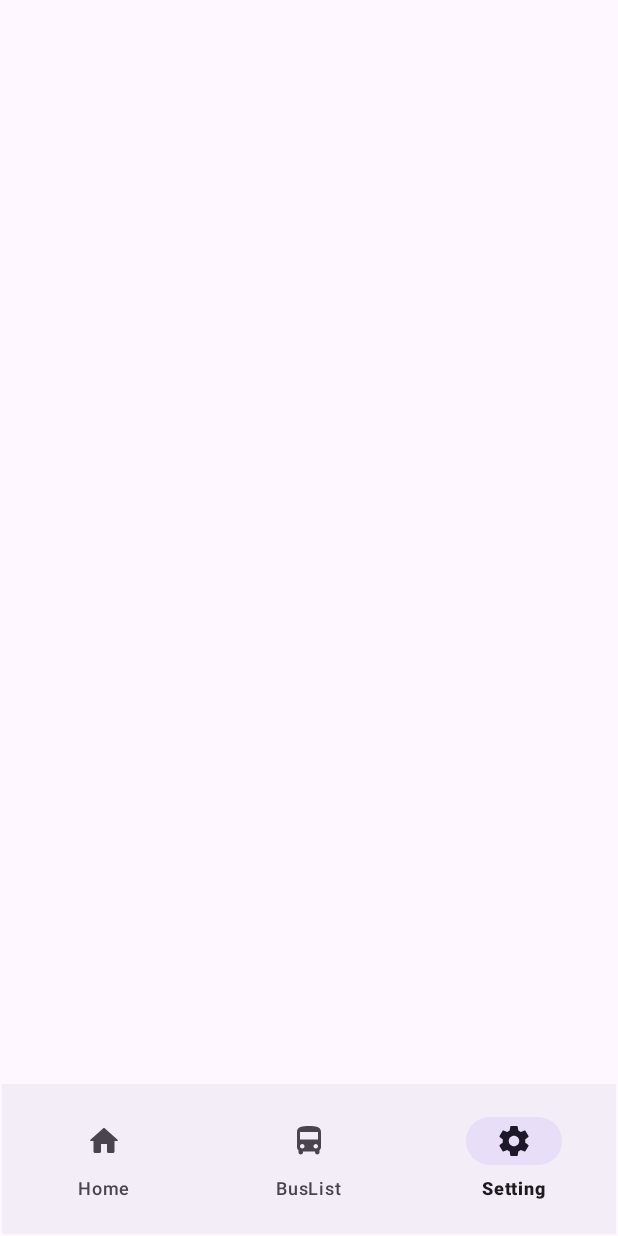
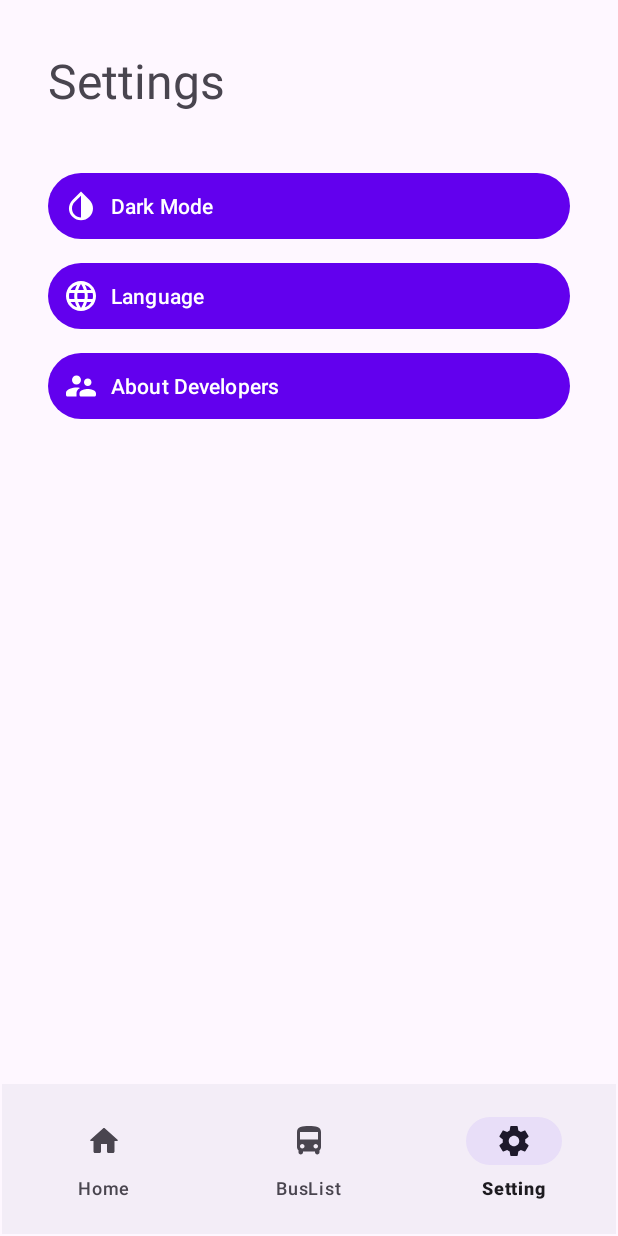
Before and after one commit to DDR13GIT/BusRouteBD, an Android app: the screen it shows after launch (MainActivity), item 3 of the bottom bar chosen, on a phone screen of 412 x 824 dp. Run offline under Robolectric (Android 15) with nearby library versions, the phone set to English and light mode, and no system bars.

Commit message:
settingsPage items added

```diff
--- /dev/null
+++ b/app/src/main/res/drawable/ic_baseline_invert_colors_24.xml
@@ -0,0 +1,10 @@
+<vector xmlns:android="http://schemas.android.com/apk/res/android"
+    android:width="24dp"
+    android:height="24dp"
+    android:viewportWidth="24"
+    android:viewportHeight="24"
+    android:tint="?attr/colorControlNormal">
+  <path
+      android:fillColor="@android:color/white"
+      android:pathData="M17.66,7.93L12,2.27 6.34,7.93c-3.12,3.12 -3.12,8.19 0,11.31C7.9,20.8 9.95,21.58 12,21.58c2.05,0 4.1,-0.78 5.66,-2.34 3.12,-3.12 3.12,-8.19 0,-11.31zM12,19.59c-1.6,0 -3.11,-0.62 -4.24,-1.76C6.62,16.69 6,15.19 6,13.59s0.62,-3.11 1.76,-4.24L12,5.1v14.49z"/>
+</vector>
--- /dev/null
+++ b/app/src/main/res/drawable/ic_round_language_24.xml
@@ -0,0 +1,10 @@
+<vector xmlns:android="http://schemas.android.com/apk/res/android"
+    android:width="24dp"
+    android:height="24dp"
+    android:viewportWidth="24"
+    android:viewportHeight="24"
+    android:tint="?attr/colorControlNormal">
+  <path
+      android:fillColor="@android:color/white"
+      android:pathData="M11.99,2C6.47,2 2,6.48 2,12s4.47,10 9.99,10C17.52,22 22,17.52 22,12S17.52,2 11.99,2zM18.92,8h-2.95c-0.32,-1.25 -0.78,-2.45 -1.38,-3.56 1.84,0.63 3.37,1.91 4.33,3.56zM12,4.04c0.83,1.2 1.48,2.53 1.91,3.96h-3.82c0.43,-1.43 1.08,-2.76 1.91,-3.96zM4.26,14C4.1,13.36 4,12.69 4,12s0.1,-1.36 0.26,-2h3.38c-0.08,0.66 -0.14,1.32 -0.14,2s0.06,1.34 0.14,2L4.26,14zM5.08,16h2.95c0.32,1.25 0.78,2.45 1.38,3.56 -1.84,-0.63 -3.37,-1.9 -4.33,-3.56zM8.03,8L5.08,8c0.96,-1.66 2.49,-2.93 4.33,-3.56C8.81,5.55 8.35,6.75 8.03,8zM12,19.96c-0.83,-1.2 -1.48,-2.53 -1.91,-3.96h3.82c-0.43,1.43 -1.08,2.76 -1.91,3.96zM14.34,14L9.66,14c-0.09,-0.66 -0.16,-1.32 -0.16,-2s0.07,-1.35 0.16,-2h4.68c0.09,0.65 0.16,1.32 0.16,2s-0.07,1.34 -0.16,2zM14.59,19.56c0.6,-1.11 1.06,-2.31 1.38,-3.56h2.95c-0.96,1.65 -2.49,2.93 -4.33,3.56zM16.36,14c0.08,-0.66 0.14,-1.32 0.14,-2s-0.06,-1.34 -0.14,-2h3.38c0.16,0.64 0.26,1.31 0.26,2s-0.1,1.36 -0.26,2h-3.38z"/>
+</vector>
--- /dev/null
+++ b/app/src/main/res/drawable/ic_round_supervisor_account_24.xml
@@ -0,0 +1,10 @@
+<vector xmlns:android="http://schemas.android.com/apk/res/android"
+    android:width="24dp"
+    android:height="24dp"
+    android:viewportWidth="24"
+    android:viewportHeight="24"
+    android:tint="?attr/colorControlNormal">
+  <path
+      android:fillColor="@android:color/white"
+      android:pathData="M16.5,12c1.38,0 2.49,-1.12 2.49,-2.5S17.88,7 16.5,7 14,8.12 14,9.5s1.12,2.5 2.5,2.5zM9,11c1.66,0 2.99,-1.34 2.99,-3S10.66,5 9,5 6,6.34 6,8s1.34,3 3,3zM16.5,14c-1.83,0 -5.5,0.92 -5.5,2.75L11,18c0,0.55 0.45,1 1,1h9c0.55,0 1,-0.45 1,-1v-1.25c0,-1.83 -3.67,-2.75 -5.5,-2.75zM9,13c-2.33,0 -7,1.17 -7,3.5L2,18c0,0.55 0.45,1 1,1h6v-2.25c0,-0.85 0.33,-2.34 2.37,-3.47C10.5,13.1 9.66,13 9,13z"/>
+</vector>
--- a/app/src/main/res/layout/buslist_fragment.xml
+++ b/app/src/main/res/layout/buslist_fragment.xml
@@ -6,14 +6,13 @@
     android:layout_height="match_parent">
 
     <TextView
-        android:id="@+id/textView2"
+        android:id="@+id/textView3"
         android:layout_width="wrap_content"
         android:layout_height="wrap_content"
-        android:layout_marginStart="79dp"
-        android:layout_marginTop="157dp"
-        android:layout_marginEnd="290dp"
-        android:text="buslist"
-        app:layout_constraintEnd_toEndOf="parent"
+        android:layout_marginStart="32dp"
+        android:layout_marginTop="32dp"
+        android:text="Bus List"
+        android:textSize="32sp"
         app:layout_constraintStart_toStartOf="parent"
         app:layout_constraintTop_toTopOf="parent" />
 </androidx.constraintlayout.widget.ConstraintLayout>
--- a/app/src/main/res/layout/search_result_cardview.xml
+++ b/app/src/main/res/layout/search_result_cardview.xml
@@ -18,7 +18,8 @@
 
         <androidx.constraintlayout.widget.ConstraintLayout
             android:layout_width="match_parent"
-            android:layout_height="match_parent">
+            android:layout_height="match_parent"
+            android:background="#d3e8d3">
 
             <TextView
                 android:id="@+id/busName_TextView"
@@ -75,6 +76,7 @@
                 android:layout_marginTop="12dp"
                 android:layout_marginEnd="40dp"
                 android:text="Details"
+                android:backgroundTint="#026D37"
                 app:layout_constraintEnd_toEndOf="parent"
                 app:layout_constraintTop_toBottomOf="@+id/stopsCount_TextView" />
 
--- a/app/src/main/res/layout/settings_fragment.xml
+++ b/app/src/main/res/layout/settings_fragment.xml
@@ -1,6 +1,68 @@
 <?xml version="1.0" encoding="utf-8"?>
 <androidx.constraintlayout.widget.ConstraintLayout xmlns:android="http://schemas.android.com/apk/res/android"
+    xmlns:app="http://schemas.android.com/apk/res-auto"
+    xmlns:tools="http://schemas.android.com/tools"
     android:layout_width="match_parent"
     android:layout_height="match_parent">
 
+    <TextView
+        android:id="@+id/textView3"
+        android:layout_width="wrap_content"
+        android:layout_height="wrap_content"
+        android:layout_marginStart="32dp"
+        android:layout_marginTop="32dp"
+        android:text="Settings"
+        android:textSize="32sp"
+        app:layout_constraintStart_toStartOf="parent"
+        app:layout_constraintTop_toTopOf="parent" />
+
+    <Button
+        android:id="@+id/darkModeButton"
+        android:layout_width="match_parent"
+        android:layout_height="wrap_content"
+        android:layout_marginStart="32dp"
+        android:layout_marginTop="36dp"
+        android:layout_marginEnd="32dp"
+        android:padding="10dp"
+        android:text="Dark Mode"
+        android:drawableLeft="@drawable/ic_baseline_invert_colors_24"
+        android:drawableTint="@color/white"
+        android:textAlignment="textStart"
+        app:layout_constraintEnd_toEndOf="parent"
+        app:layout_constraintStart_toStartOf="parent"
+        app:layout_constraintTop_toBottomOf="@+id/textView3" />
+
+    <Button
+        android:id="@+id/languageButton"
+        android:layout_width="match_parent"
+        android:layout_height="wrap_content"
+        android:layout_marginStart="32dp"
+        android:layout_marginTop="8dp"
+        android:layout_marginEnd="32dp"
+        android:padding="10dp"
+        android:text="Language"
+        android:drawableLeft="@drawable/ic_round_language_24"
+        android:drawableTint="@color/white"
+        android:textAlignment="textStart"
+        app:layout_constraintEnd_toEndOf="parent"
+        app:layout_constraintHorizontal_bias="0.0"
+        app:layout_constraintStart_toStartOf="parent"
+        app:layout_constraintTop_toBottomOf="@+id/darkModeButton" />
+
+    <Button
+        android:id="@+id/aboutDevButton"
+        android:layout_width="match_parent"
+        android:layout_height="wrap_content"
+        android:layout_marginStart="32dp"
+        android:layout_marginTop="8dp"
+        android:layout_marginEnd="32dp"
+        android:padding="10dp"
+        android:text="About Developers"
+        android:drawableLeft="@drawable/ic_round_supervisor_account_24"
+        android:drawableTint="@color/white"
+        android:textAlignment="textStart"
+        app:layout_constraintEnd_toEndOf="parent"
+        app:layout_constraintHorizontal_bias="0.0"
+        app:layout_constraintStart_toStartOf="parent"
+        app:layout_constraintTop_toBottomOf="@+id/languageButton" />
 </androidx.constraintlayout.widget.ConstraintLayout>
```
